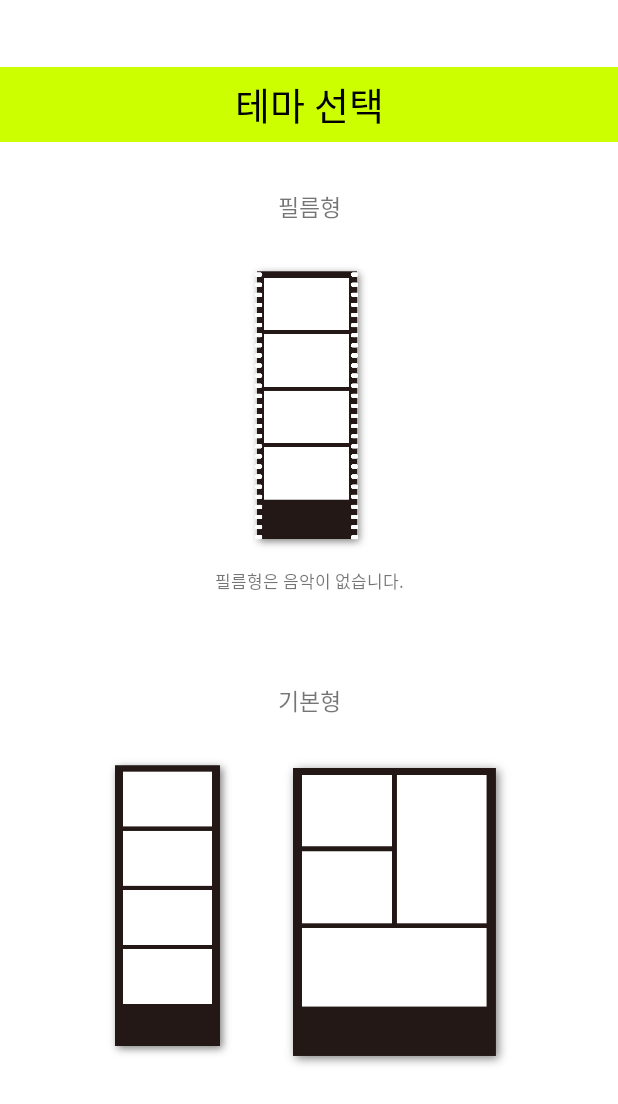
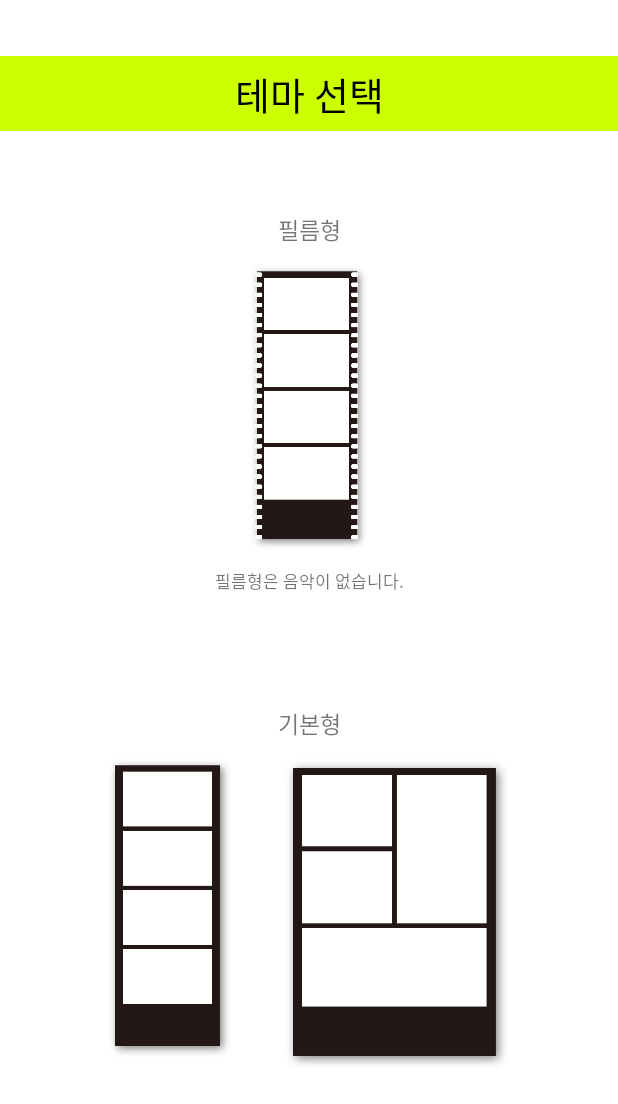
Before and after one commit to imtaejugkim/Hackathone, an Android app built with Jetpack Compose: the fragment Main3PostingFragment shown on its own in the app's theme, on a phone screen of 412 x 824 dp. Shown: the top 1104 px of the screen. Run offline under Robolectric (Android 15) with nearby library versions, the phone set to English and light mode, and no system bars; our stand-ins replace CircleImageView.

Commit message:
xml 수정

```diff
--- a/front/HackathoneOneBite/app/src/main/res/layout/fragment_main3_posting.xml
+++ b/front/HackathoneOneBite/app/src/main/res/layout/fragment_main3_posting.xml
@@ -12,21 +12,11 @@
         android:background="@color/white"/>
 
     <View
-        android:id="@+id/emptyView1"
-        android:layout_width="0dp"
-        android:layout_height="0dp"
-        app:layout_constraintHeight_percent="0.05"
-        app:layout_constraintDimensionRatio="1:1"
-        app:layout_constraintTop_toTopOf="parent"
-        app:layout_constraintStart_toStartOf="parent"/>
-
-    <View
         android:id="@+id/logoBackground"
         android:layout_width="match_parent"
         android:layout_height="50dp"
         android:background="@color/highlight"
-        app:layout_constraintBottom_toBottomOf="@id/topicTextView"
-        app:layout_constraintTop_toTopOf="@id/topicTextView"
+        app:layout_constraintTop_toTopOf="@id/GuideLineTheme"
         tools:layout_editor_absoluteX="0dp" />
 
     <TextView
@@ -39,8 +29,8 @@
         android:textColor="@android:color/black"
         app:layout_constraintStart_toStartOf="parent"
         app:layout_constraintEnd_toEndOf="parent"
-        app:layout_constraintTop_toTopOf="parent"
-        android:layout_marginTop="50dp" />
+        app:layout_constraintTop_toTopOf="@id/logoBackground"
+        app:layout_constraintBottom_toBottomOf="@id/logoBackground"/>
 
 
     <androidx.constraintlayout.widget.Guideline
@@ -49,6 +39,13 @@
         android:layout_height="0dp"
         android:orientation="horizontal"
         app:layout_constraintGuide_percent="0.2"/>
+
+    <androidx.constraintlayout.widget.Guideline
+        android:id="@+id/GuideLineTheme"
+        android:layout_width="0dp"
+        android:layout_height="0dp"
+        android:orientation="horizontal"
+        app:layout_constraintGuide_percent="0.045"/>
 
     <androidx.constraintlayout.widget.Guideline
         android:id="@+id/GuideLineBottom"
@@ -79,8 +76,7 @@
         android:fontFamily="@font/font_bold"
         app:layout_constraintStart_toStartOf="parent"
         app:layout_constraintEnd_toEndOf="parent"
-        app:layout_constraintBottom_toTopOf="@id/filmImage"
-        android:layout_marginBottom="15dp"/>
+        app:layout_constraintBottom_toTopOf="@id/filmImage" />
 
     <ImageView
         android:id="@+id/filmImage"
@@ -111,8 +107,7 @@
         android:fontFamily="@font/font_bold"
         app:layout_constraintStart_toStartOf="parent"
         app:layout_constraintEnd_toEndOf="parent"
-        app:layout_constraintBottom_toTopOf="@id/thema1Image"
-        android:layout_marginBottom="15dp"/>
+        app:layout_constraintBottom_toTopOf="@id/thema1Image" />
 
     <ImageView
         android:id="@+id/thema1Image"
```
